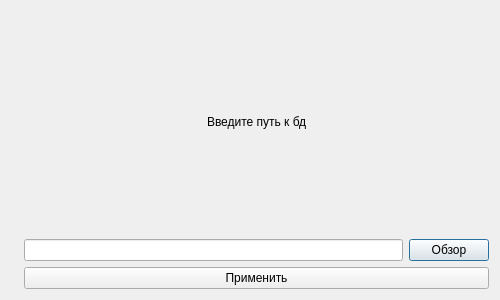
Aghjk1/ReTab, file ReTab/hello_dialog.ui: the form before one commit.
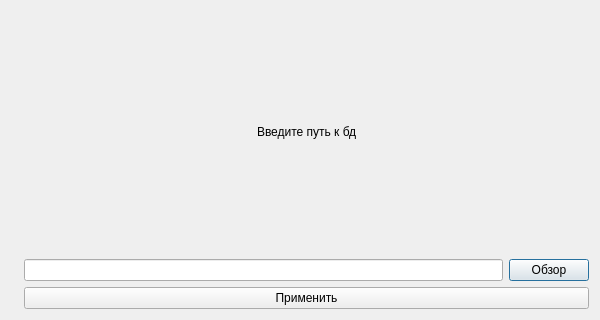
The form after the commit. Icons and pictures are not drawn.

Diff of the .ui file:
```diff
--- a/ReTab/hello_dialog.ui
+++ b/ReTab/hello_dialog.ui
@@ -6,20 +6,20 @@
    <rect>
     <x>0</x>
     <y>0</y>
-    <width>500</width>
-    <height>300</height>
+    <width>600</width>
+    <height>320</height>
    </rect>
   </property>
   <property name="minimumSize">
    <size>
-    <width>500</width>
-    <height>300</height>
+    <width>600</width>
+    <height>320</height>
    </size>
   </property>
   <property name="maximumSize">
    <size>
-    <width>500</width>
-    <height>300</height>
+    <width>600</width>
+    <height>320</height>
    </size>
   </property>
   <property name="windowTitle">
```
Left out of the diff: 4 changed lines with no effect on the pictures.
